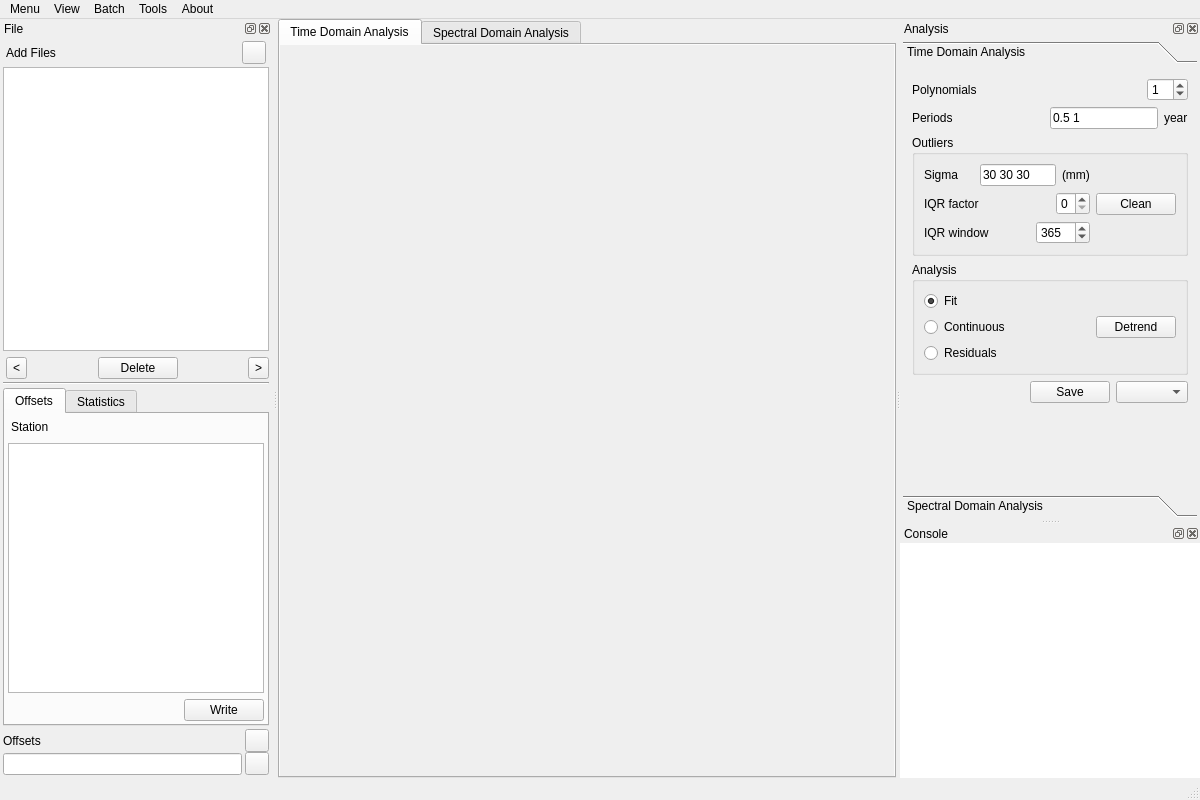
This is TSWidgets/main.ui in wudingcheng/TSAnalyzer as Qt 5 draws it before an edit. The edited form follows.
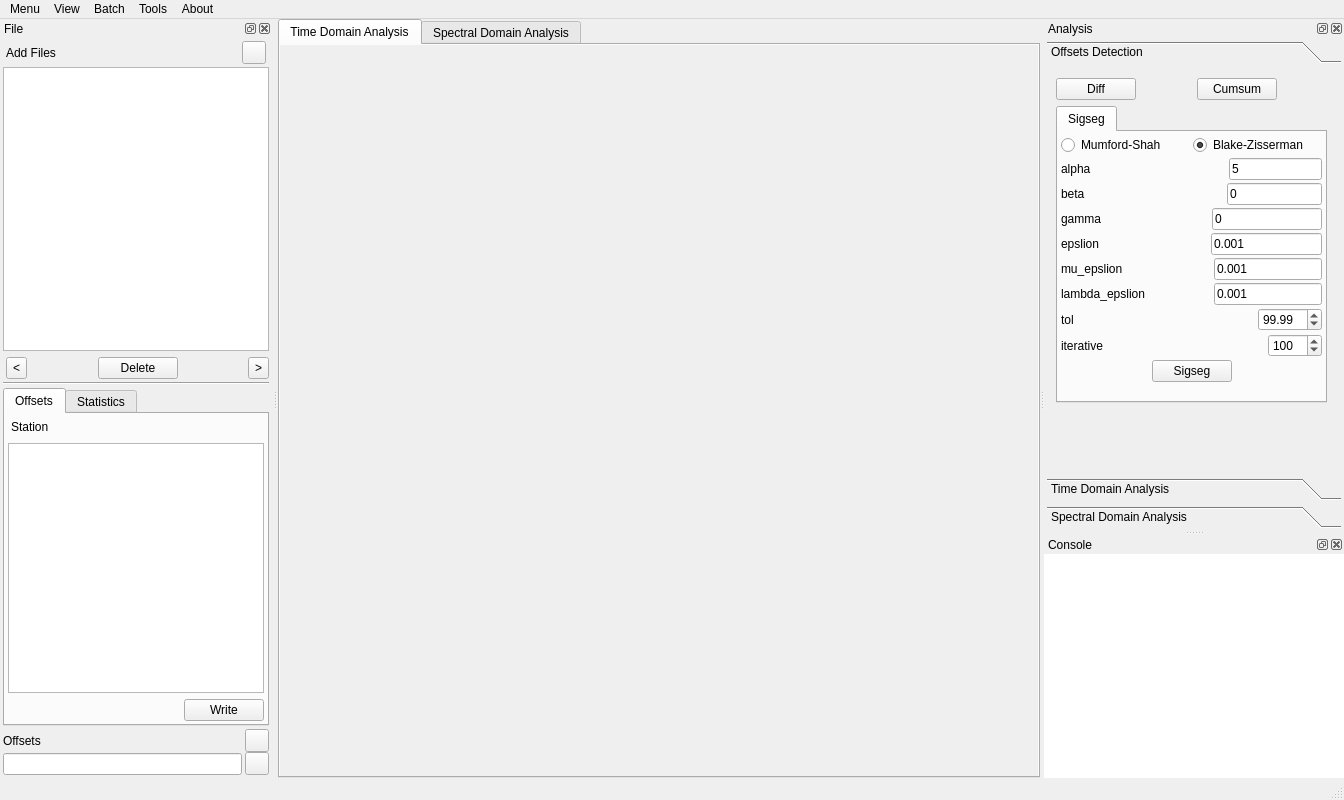
This is the edited form. The open tabs and pages were chosen to show the change. Custom widgets are drawn as their Qt base class.

Commit message: Sigseg Functions Add

Diff of the .ui file:
```diff
--- a/TSWidgets/main.ui
+++ b/TSWidgets/main.ui
@@ -9,7 +9,7 @@
    <rect>
     <x>0</x>
     <y>0</y>
-    <width>1200</width>
+    <width>1344</width>
     <height>800</height>
    </rect>
   </property>
@@ -100,7 +100,7 @@
         <property name="minimumSize">
          <size>
           <width>80</width>
-          <height>149</height>
+          <height>175</height>
          </size>
         </property>
         <property name="maximumSize">
@@ -131,13 +131,500 @@
             <property name="currentIndex">
              <number>0</number>
             </property>
+            <widget class="QWidget" name="page_3">
+             <property name="geometry">
+              <rect>
+               <x>0</x>
+               <y>0</y>
+               <width>294</width>
+               <height>380</height>
+              </rect>
+             </property>
+             <attribute name="label">
+              <string>Offsets Detection</string>
+             </attribute>
+             <layout class="QVBoxLayout" name="verticalLayout_10">
+              <item>
+               <layout class="QHBoxLayout" name="horizontalLayout_18">
+                <item>
+                 <widget class="QPushButton" name="diffButton">
+                  <property name="text">
+                   <string>Diff</string>
+                  </property>
+                 </widget>
+                </item>
+                <item>
+                 <spacer name="horizontalSpacer_30">
+                  <property name="orientation">
+                   <enum>Qt::Horizontal</enum>
+                  </property>
+                  <property name="sizeHint" stdset="0">
+                   <size>
+                    <width>155</width>
+                    <height>20</height>
+                   </size>
+                  </property>
+                 </spacer>
+                </item>
+                <item>
+                 <widget class="QPushButton" name="cumsumButton">
+                  <property name="text">
+                   <string>Cumsum</string>
+                  </property>
+                 </widget>
+                </item>
+                <item>
+                 <spacer name="horizontalSpacer_31">
+                  <property name="orientation">
+                   <enum>Qt::Horizontal</enum>
+                  </property>
+                  <property name="sizeHint" stdset="0">
+                   <size>
+                    <width>155</width>
+                    <height>20</height>
+                   </size>
+                  </property>
+                 </spacer>
+                </item>
+               </layout>
+              </item>
+              <item>
+               <widget class="QTabWidget" name="tabWidget_2">
+                <property name="maximumSize">
+                 <size>
+                  <width>271</width>
+                  <height>16777215</height>
+                 </size>
+                </property>
+                <widget class="QWidget" name="tabWidgetPage1">
+                 <attribute name="title">
+                  <string>Sigseg</string>
+                 </attribute>
+                 <layout class="QVBoxLayout" name="verticalLayout_11">
+                  <property name="spacing">
+                   <number>3</number>
+                  </property>
+                  <property name="margin">
+                   <number>3</number>
+                  </property>
+                  <item>
+                   <layout class="QVBoxLayout" name="verticalLayout_14">
+                    <property name="spacing">
+                     <number>3</number>
+                    </property>
+                    <item>
+                     <layout class="QHBoxLayout" name="horizontalLayout_33">
+                      <item>
+                       <widget class="QRadioButton" name="msRadio">
+                        <property name="text">
+                         <string>Mumford-Shah</string>
+                        </property>
+                        <property name="checked">
+                         <bool>false</bool>
+                        </property>
+                       </widget>
+                      </item>
+                      <item>
+                       <widget class="QRadioButton" name="bzRadio">
+                        <property name="text">
+                         <string>Blake-Zisserman</string>
+                        </property>
+                        <property name="checked">
+                         <bool>true</bool>
+                        </property>
+                       </widget>
+                      </item>
+                     </layout>
+                    </item>
+                    <item>
+                     <widget class="QWidget" name="alphaWidget" native="true">
+                      <layout class="QHBoxLayout" name="horizontalLayout_34">
+                       <property name="spacing">
+                        <number>0</number>
+                       </property>
+                       <property name="margin">
+                        <number>0</number>
+                       </property>
+                       <item>
+                        <widget class="QLabel" name="label_23">
+                         <property name="text">
+                          <string>alpha</string>
+                         </property>
+                        </widget>
+                       </item>
+                       <item>
+                        <spacer name="horizontalSpacer_33">
+                         <property name="orientation">
+                          <enum>Qt::Horizontal</enum>
+                         </property>
+                         <property name="sizeHint" stdset="0">
+                          <size>
+                           <width>153</width>
+                           <height>20</height>
+                          </size>
+                         </property>
+                        </spacer>
+                       </item>
+                       <item>
+                        <widget class="QLineEdit" name="alphaLineEdit">
+                         <property name="text">
+                          <string>5</string>
+                         </property>
+                        </widget>
+                       </item>
+                      </layout>
+                     </widget>
+                    </item>
+                    <item>
+                     <widget class="QWidget" name="betaWidget" native="true">
+                      <layout class="QHBoxLayout" name="horizontalLayout_35">
+                       <property name="spacing">
+                        <number>0</number>
+                       </property>
+                       <property name="margin">
+                        <number>0</number>
+                       </property>
+                       <item>
+                        <widget class="QLabel" name="label_24">
+                         <property name="text">
+                          <string>beta</string>
+                         </property>
+                        </widget>
+                       </item>
+                       <item>
+                        <spacer name="horizontalSpacer_34">
+                         <property name="orientation">
+                          <enum>Qt::Horizontal</enum>
+                         </property>
+                         <property name="sizeHint" stdset="0">
+                          <size>
+                           <width>156</width>
+                           <height>20</height>
+                          </size>
+                         </property>
+                        </spacer>
+                       </item>
+                       <item>
+                        <widget class="QLineEdit" name="betaLineEdit">
+                         <property name="text">
+                          <string>0</string>
+                         </property>
+                        </widget>
+                       </item>
+                      </layout>
+                     </widget>
+                    </item>
+                    <item>
+                     <widget class="QWidget" name="gammaWidget" native="true">
+                      <layout class="QHBoxLayout" name="horizontalLayout_36">
+                       <property name="spacing">
+                        <number>0</number>
+                       </property>
+                       <property name="margin">
+                        <number>0</number>
+                       </property>
+                       <item>
+                        <widget class="QLabel" name="label_25">
+                         <property name="text">
+                          <string>gamma</string>
+                         </property>
+                        </widget>
+                       </item>
+                       <item>
+                        <spacer name="horizontalSpacer_35">
+                         <property name="orientation">
+                          <enum>Qt::Horizontal</enum>
+                         </property>
+                         <property name="sizeHint" stdset="0">
+                          <size>
+                           <width>40</width>
+                           <height>20</height>
+                          </size>
+                         </property>
+                        </spacer>
+                       </item>
+                       <item>
+                        <widget class="QLineEdit" name="gammaLineEdit">
+                         <property name="text">
+                          <string>0</string>
+                         </property>
+                        </widget>
+                       </item>
+                      </layout>
+                     </widget>
+                    </item>
+                    <item>
+                     <widget class="QWidget" name="widget" native="true">
+                      <layout class="QHBoxLayout" name="horizontalLayout_27">
+                       <property name="spacing">
+                        <number>0</number>
+                       </property>
+                       <property name="margin">
+                        <number>0</number>
+                       </property>
+                       <item>
+                        <widget class="QLabel" name="label_20">
+                         <property name="text">
+                          <string>epslion</string>
+                         </property>
+                        </widget>
+                       </item>
+                       <item>
+                        <spacer name="horizontalSpacer_28">
+                         <property name="orientation">
+                          <enum>Qt::Horizontal</enum>
+                         </property>
+                         <property name="sizeHint" stdset="0">
+                          <size>
+                           <width>40</width>
+                           <height>20</height>
+                          </size>
+                         </property>
+                        </spacer>
+                       </item>
+                       <item>
+                        <widget class="QLineEdit" name="epsLineEdit">
+                         <property name="text">
+                          <string>0.001</string>
+                         </property>
+                        </widget>
+                       </item>
+                      </layout>
+                     </widget>
+                    </item>
+                    <item>
+                     <widget class="QWidget" name="muWidget" native="true">
+                      <layout class="QHBoxLayout" name="horizontalLayout_37">
+                       <property name="spacing">
+                        <number>0</number>
+                       </property>
+                       <property name="margin">
+                        <number>0</number>
+                       </property>
+                       <item>
+                        <widget class="QLabel" name="label_26">
+                         <property name="text">
+                          <string>mu_epslion</string>
+                         </property>
+                        </widget>
+                       </item>
+                       <item>
+                        <spacer name="horizontalSpacer_36">
+                         <property name="orientation">
+                          <enum>Qt::Horizontal</enum>
+                         </property>
+                         <property name="sizeHint" stdset="0">
+                          <size>
+                           <width>40</width>
+                           <height>20</height>
+                          </size>
+                         </property>
+                        </spacer>
+                       </item>
+                       <item>
+                        <widget class="QLineEdit" name="muLineEdit">
+                         <property name="text">
+                          <string>0.001</string>
+                         </property>
+                        </widget>
+                       </item>
+                      </layout>
+                     </widget>
+                    </item>
+                    <item>
+                     <widget class="QWidget" name="lamepsWidget" native="true">
+                      <layout class="QHBoxLayout" name="horizontalLayout_38">
+                       <property name="spacing">
+                        <number>0</number>
+                       </property>
+                       <property name="margin">
+                        <number>0</number>
+                       </property>
+                       <item>
+                        <widget class="QLabel" name="label_27">
+                         <property name="text">
+                          <string>lambda_epslion</string>
+                         </property>
+                        </widget>
+                       </item>
+                       <item>
+                        <spacer name="horizontalSpacer_37">
+                         <property name="orientation">
+                          <enum>Qt::Horizontal</enum>
+                         </property>
+                         <property name="sizeHint" stdset="0">
+                          <size>
+                           <width>40</width>
+                           <height>20</height>
+                          </size>
+                         </property>
+                        </spacer>
+                       </item>
+                       <item>
+                        <widget class="QLineEdit" name="lamepsLineEdit">
+                         <property name="text">
+                          <string>0.001</string>
+                         </property>
+                        </widget>
+                       </item>
+                      </layout>
+                     </widget>
+                    </item>
+                   </layout>
+                  </item>
+                  <item>
+                   <layout class="QHBoxLayout" name="horizontalLayout_40">
+                    <property name="spacing">
+                     <number>0</number>
+                    </property>
+                    <item>
+                     <widget class="QLabel" name="label_28">
+                      <property name="text">
+                       <string>tol</string>
+                      </property>
+                     </widget>
+                    </item>
+                    <item>
+                     <spacer name="horizontalSpacer_38">
+                      <property name="orientation">
+                       <enum>Qt::Horizontal</enum>
+                      </property>
+                      <property name="sizeHint" stdset="0">
+                       <size>
+                        <width>40</width>
+                        <height>20</height>
+                       </size>
+                      </property>
+                     </spacer>
+                    </item>
+                    <item>
+                     <widget class="QDoubleSpinBox" name="tolEdit">
+                      <property name="maximum">
+                       <double>100.000000000000000</double>
+                      </property>
+                      <property name="value">
+                       <double>99.989999999999995</double>
+                      </property>
+                     </widget>
+                    </item>
+                   </layout>
+                  </item>
+                  <item>
+                   <layout class="QHBoxLayout" name="horizontalLayout_41">
+                    <property name="spacing">
+                     <number>0</number>
+                    </property>
+                    <item>
+                     <widget class="QLabel" name="label_29">
+                      <property name="text">
+                       <string>iterative</string>
+                      </property>
+                     </widget>
+                    </item>
+                    <item>
+                     <spacer name="horizontalSpacer_39">
+                      <property name="orientation">
+                       <enum>Qt::Horizontal</enum>
+                      </property>
+                      <property name="sizeHint" stdset="0">
+                       <size>
+                        <width>40</width>
+                        <height>20</height>
+                       </size>
+                      </property>
+                     </spacer>
+                    </item>
+                    <item>
+                     <widget class="QSpinBox" name="iterEdit">
+                      <property name="maximum">
+                       <number>1000</number>
+                      </property>
+                      <property name="singleStep">
+                       <number>100</number>
+                      </property>
+                      <property name="value">
+                       <number>100</number>
+                      </property>
+                     </widget>
+                    </item>
+                   </layout>
+                  </item>
+                  <item>
+                   <layout class="QHBoxLayout" name="horizontalLayout_23">
+                    <item>
+                     <spacer name="horizontalSpacer_23">
+                      <property name="orientation">
+                       <enum>Qt::Horizontal</enum>
+                      </property>
+                      <property name="sizeHint" stdset="0">
+                       <size>
+                        <width>40</width>
+                        <height>20</height>
+                       </size>
+                      </property>
+                     </spacer>
+                    </item>
+                    <item>
+                     <widget class="QPushButton" name="sigsegButton">
+                      <property name="text">
+                       <string>Sigseg</string>
+                      </property>
+                     </widget>
+                    </item>
+                    <item>
+                     <spacer name="horizontalSpacer_24">
+                      <property name="orientation">
+                       <enum>Qt::Horizontal</enum>
+                      </property>
+                      <property name="sizeHint" stdset="0">
+                       <size>
+                        <width>40</width>
+                        <height>20</height>
+                       </size>
+                      </property>
+                     </spacer>
+                    </item>
+                   </layout>
+                  </item>
+                  <item>
+                   <spacer name="verticalSpacer_4">
+                    <property name="orientation">
+                     <enum>Qt::Vertical</enum>
+                    </property>
+                    <property name="sizeHint" stdset="0">
+                     <size>
+                      <width>20</width>
+                      <height>40</height>
+                     </size>
+                    </property>
+                   </spacer>
+                  </item>
+                 </layout>
+                </widget>
+               </widget>
+              </item>
+              <item>
+               <spacer name="verticalSpacer_3">
+                <property name="orientation">
+                 <enum>Qt::Vertical</enum>
+                </property>
+                <property name="sizeHint" stdset="0">
+                 <size>
+                  <width>20</width>
+                  <height>86</height>
+                 </size>
+                </property>
+               </spacer>
+              </item>
+             </layout>
+            </widget>
             <widget class="QWidget" name="page">
              <property name="geometry">
               <rect>
                <x>0</x>
                <y>0</y>
                <width>294</width>
-               <height>394</height>
+               <height>380</height>
               </rect>
              </property>
              <attribute name="label">
@@ -803,7 +1290,7 @@
     <rect>
      <x>0</x>
      <y>0</y>
-     <width>1200</width>
+     <width>1344</width>
      <height>23</height>
     </rect>
    </property>
```
Left out of the diff: 89 changed lines with no effect on the pictures. The commit also changes 44 other files.
